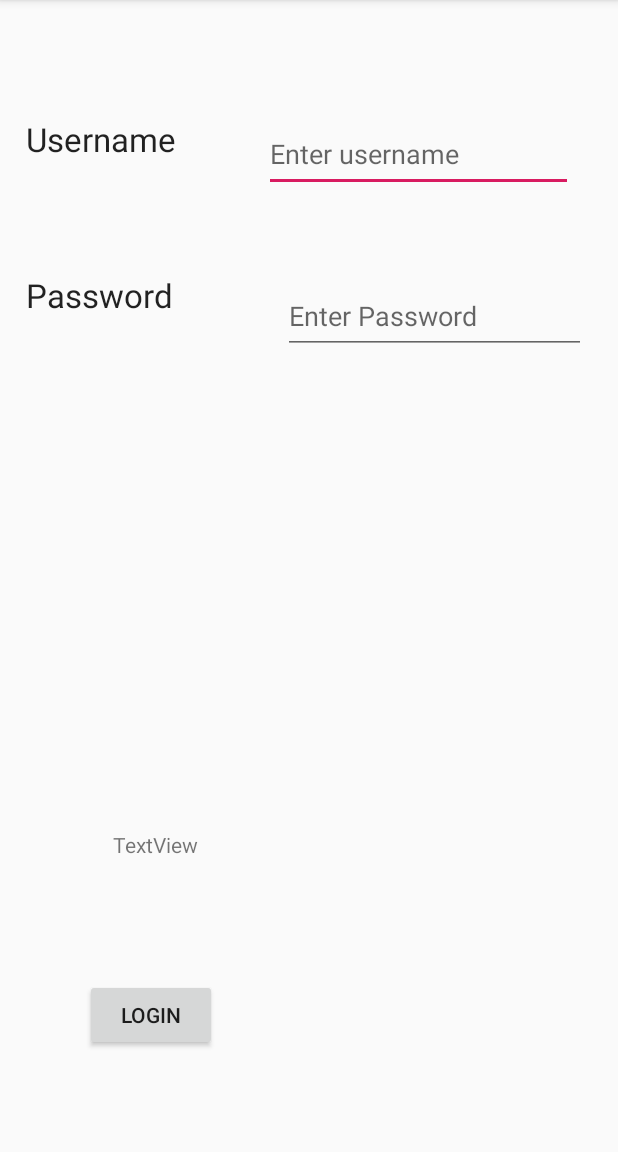
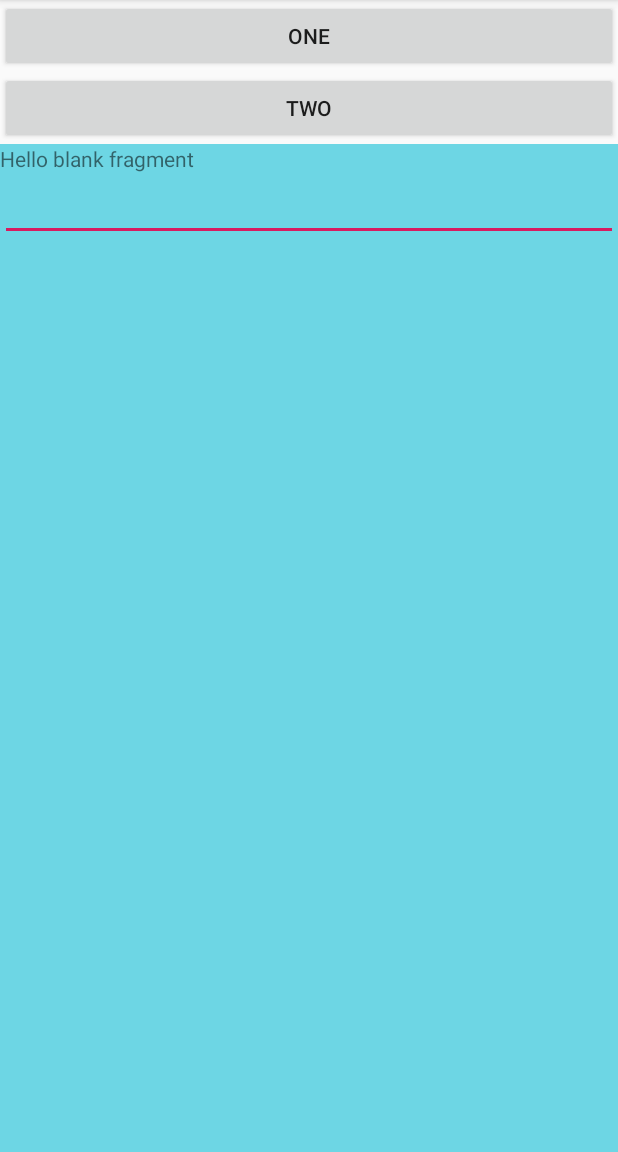
Before and after one commit to dedinededin/android-java-trainings, an Android app: the screen it shows after launch (SecondActivity before the commit, FragmentActivity after it), after a tap on "OPEN SECOND ACTIVITY", on a phone screen of 412 x 824 dp, the part 84-1236 px from its top. Run offline under Robolectric (Android 15) with nearby library versions, the phone set to English and light mode, and no system bars; 1 other tap on this screen came first.

Commit message:
Learned Fragment and Notification

```diff
--- a/app/build.gradle
+++ b/app/build.gradle
@@ -24,7 +24,9 @@ dependencies {
     implementation fileTree(dir: 'libs', include: ['*.jar'])
     implementation 'com.android.support:appcompat-v7:28.0.0'
     implementation 'com.android.support.constraint:constraint-layout:1.1.3'
+    implementation 'com.android.support:support-v4:28.0.0'
     testImplementation 'junit:junit:4.12'
     androidTestImplementation 'com.android.support.test:runner:1.0.2'
     androidTestImplementation 'com.android.support.test.espresso:espresso-core:3.0.2'
+    implementation "com.android.support:support-compat:28.0.0"
 }
--- a/app/src/main/AndroidManifest.xml
+++ b/app/src/main/AndroidManifest.xml
@@ -11,8 +11,9 @@
         android:roundIcon="@mipmap/ic_launcher_round"
         android:supportsRtl="true"
         android:theme="@style/AppTheme">
-        <activity android:name=".ProfileActivity"></activity>
-        <activity android:name=".SecondActivity"></activity>
+        <activity android:name=".FragmentActivity"></activity>
+        <activity android:name=".ProfileActivity" />
+        <activity android:name=".SecondActivity" />
         <activity android:name=".MainActivity">
             <intent-filter>
                 <action android:name="android.intent.action.MAIN" />
--- /dev/null
+++ b/app/src/main/java/com/example/myapplication/FirstFragment.java
@@ -0,0 +1,46 @@
+package com.example.myapplication;
+
+import android.os.Bundle;
+import android.support.annotation.NonNull;
+import android.support.annotation.Nullable;
+import android.support.v4.app.Fragment;
+import android.view.LayoutInflater;
+import android.view.View;
+import android.view.ViewGroup;
+import android.widget.ArrayAdapter;
+import android.widget.AutoCompleteTextView;
+
+import static android.R.layout.select_dialog_item;
+
+
+public class FirstFragment extends Fragment {
+    AutoCompleteTextView actv;
+    String[] countries = {
+            "Turkey",
+            "Tunisa",
+            "Turkmenistan",
+            "Turtle",
+    };
+
+    @Override
+    public void onViewCreated(@NonNull View view, @Nullable Bundle savedInstanceState) {
+        super.onViewCreated(view, savedInstanceState);
+        AutoComplete(view);
+    }
+
+    @Override
+    public View onCreateView(LayoutInflater inflater, ViewGroup container,
+                             Bundle savedInstanceState) {
+        // Inflate the layout for this fragment
+        return inflater.inflate(R.layout.fragment_first, container, false);
+    }
+
+    private void AutoComplete(View view) {
+        actv = (AutoCompleteTextView) view.findViewById(R.id.autoCompleteTextView);
+        ArrayAdapter adapter = new ArrayAdapter(getActivity(), select_dialog_item,countries);
+        actv.setThreshold(2);
+        actv.setAdapter(adapter);
+    }
+
+
+}
--- /dev/null
+++ b/app/src/main/java/com/example/myapplication/FragmentActivity.java
@@ -0,0 +1,38 @@
+package com.example.myapplication;
+
+import android.support.v4.app.FragmentManager;
+import android.support.v4.app.FragmentTransaction;
+import android.support.v4.app.Fragment;
+import android.support.v7.app.AppCompatActivity;
+import android.os.Bundle;
+import android.view.View;
+
+public class FragmentActivity extends AppCompatActivity {
+
+    @Override
+    protected void onCreate(Bundle savedInstanceState) {
+        super.onCreate(savedInstanceState);
+        setContentView(R.layout.activity_fragment);
+    }
+
+    public void changeFragment(View view) {
+        Fragment fragment;
+
+        if (view == findViewById(R.id.fragmentOne)) {
+            fragment = new FirstFragment();
+            FragmentManager fm = getSupportFragmentManager();
+            FragmentTransaction ft = fm.beginTransaction();
+            ft.replace(R.id.fragment, fragment);
+            ft.commit();
+        }
+
+        if (view == findViewById(R.id.fragmentTwo)) {
+            fragment = new SecondFragment();
+            FragmentManager fm = getSupportFragmentManager();
+            FragmentTransaction ft = fm.beginTransaction();
+            ft.replace(R.id.fragment, fragment);
+            ft.commit();
+
+        }
+    }
+}
--- a/app/src/main/java/com/example/myapplication/MainActivity.java
+++ b/app/src/main/java/com/example/myapplication/MainActivity.java
@@ -1,6 +1,11 @@
 package com.example.myapplication;
 
+import android.app.NotificationChannel;
+import android.app.NotificationManager;
+import android.app.PendingIntent;
+import android.content.Context;
 import android.content.Intent;
+import android.support.v4.app.NotificationCompat;
 import android.support.v7.app.AppCompatActivity;
 import android.os.Bundle;
 import android.view.View;
@@ -36,10 +41,32 @@ public class MainActivity extends AppCompatActivity {
                 new View.OnClickListener() {
                     @Override
                     public void onClick(View v) {
-                        Intent intent = new Intent(MainActivity.this, SecondActivity.class);
+                        Intent intent = new Intent(MainActivity.this, FragmentActivity.class);
                         startActivity(intent);
+                        showNotification("test","asdgasdgasd");
                     }
                 }
         );
     }
+
+    void showNotification(String title, String message) {
+        NotificationManager mNotificationManager =
+                (NotificationManager) getSystemService(Context.NOTIFICATION_SERVICE);
+//        if (android.os.Build.VERSION.SDK_INT >= android.os.Build.VERSION_CODES.O) {
+//            NotificationChannel channel = new NotificationChannel("YOUR_CHANNEL_ID",
+//                    "YOUR_CHANNEL_NAME",
+//                    NotificationManager.IMPORTANCE_DEFAULT);
+//            channel.setDescription("YOUR_NOTIFICATION_CHANNEL_DISCRIPTION");
+//            mNotificationManager.createNotificationChannel(channel);
+//        }
+        NotificationCompat.Builder mBuilder = new NotificationCompat.Builder(getApplicationContext(), "YOUR_CHANNEL_ID")
+                .setSmallIcon(R.mipmap.ic_launcher) // notification icon
+                .setContentTitle(title) // title for notification
+                .setContentText(message)// message for notification
+                .setAutoCancel(true); // clear notification after click
+        Intent intent = new Intent(getApplicationContext(), MainActivity.class);
+        PendingIntent pi = PendingIntent.getActivity(this, 0, intent, PendingIntent.FLAG_UPDATE_CURRENT);
+        mBuilder.setContentIntent(pi);
+        mNotificationManager.notify(0, mBuilder.build());
+    }
 }
--- /dev/null
+++ b/app/src/main/res/layout/activity_fragment.xml
@@ -0,0 +1,29 @@
+<?xml version="1.0" encoding="utf-8"?>
+<LinearLayout xmlns:android="http://schemas.android.com/apk/res/android"
+    xmlns:app="http://schemas.android.com/apk/res-auto"
+    xmlns:tools="http://schemas.android.com/tools"
+    android:layout_width="match_parent"
+    android:layout_height="match_parent"
+    android:orientation="vertical"
+    tools:context=".FragmentActivity">
+
+    <Button
+        android:id="@+id/fragmentOne"
+        android:layout_width="match_parent"
+        android:layout_height="wrap_content"
+        android:onClick="changeFragment"
+        android:text="One" />
+
+    <Button
+        android:id="@+id/fragmentTwo"
+        android:layout_width="match_parent"
+        android:layout_height="wrap_content"
+        android:onClick="changeFragment"
+        android:text="Two" />
+
+    <fragment
+        android:id="@+id/fragment"
+        android:name="com.example.myapplication.FirstFragment"
+        android:layout_width="match_parent"
+        android:layout_height="match_parent" />
+</LinearLayout>
--- /dev/null
+++ b/app/src/main/res/layout/fragment_first.xml
@@ -0,0 +1,27 @@
+<?xml version="1.0" encoding="utf-8"?>
+<FrameLayout xmlns:android="http://schemas.android.com/apk/res/android"
+    xmlns:tools="http://schemas.android.com/tools"
+    android:layout_width="match_parent"
+    android:layout_height="match_parent"
+    android:background="#8F00BCD4"
+    tools:context=".FirstFragment">
+
+    <!-- TODO: Update blank fragment layout -->
+    <LinearLayout
+        android:layout_width="match_parent"
+        android:layout_height="match_parent"
+        android:orientation="vertical">
+
+        <TextView
+            android:layout_width="match_parent"
+            android:layout_height="wrap_content"
+            android:text="@string/hello_blank_fragment" />
+
+        <AutoCompleteTextView
+            android:id="@+id/autoCompleteTextView"
+            android:layout_width="match_parent"
+            android:layout_height="wrap_content"
+            android:singleLine="true" />
+    </LinearLayout>
+
+</FrameLayout>
--- a/app/src/main/res/values/strings.xml
+++ b/app/src/main/res/values/strings.xml
@@ -1,4 +1,7 @@
 <resources>
     <string name="app_name">My Application123</string>
     <string name="open_second_activity">Open Second Activity</string>
+
+    <!-- TODO: Remove or change this placeholder text -->
+    <string name="hello_blank_fragment">Hello blank fragment</string>
 </resources>
--- a/build.gradle
+++ b/build.gradle
@@ -7,7 +7,7 @@ buildscript {
 
     }
     dependencies {
-        classpath 'com.android.tools.build:gradle:3.2.1'
+        classpath 'com.android.tools.build:gradle:3.4.2'
         // NOTE: Do not place your application dependencies here; they belong
         // in the individual module build.gradle files
     }
```
Also changed, not shown: app/src/main/java/com/example/myapplication/SecondFragment.java (added, +64 -0 lines), app/src/main/res/layout/fragment_second.xml (added, +27 -0 lines), app/src/main/res/layout/select_dialog_item.xml (added, +38 -0 lines).
